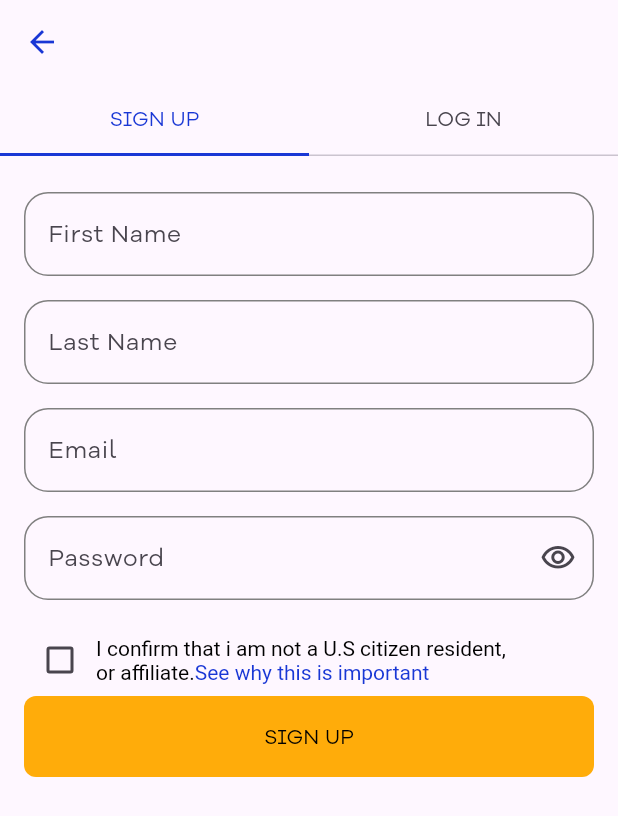
After one commit to vrshah00007/omega_flutter_app, a Flutter app: the screen it shows after launch, after a tap on "LET’S GET STARTED", on a phone screen of 412 x 824 dp. The commit adds this screen. Shown: the top 816 px of the screen. Run offline on Flutter 3.47's test engine with Material 2 defaults, Android fonts, the phone set to English and light mode, and no system bars; our stand-ins replace connectivity_plus, get, shared_preferences.

Commit message:
sign up screen tabular complete sign up screen tab screen completed

```diff
--- a/lib/main.dart
+++ b/lib/main.dart
@@ -17,7 +17,7 @@ class MyApp extends StatelessWidget {
   Widget build(BuildContext context) {
     return GetMaterialApp(
       debugShowCheckedModeBanner: false,
-      title: 'Flutter Demo',
+      title: 'Omega',
       theme: ThemeData(
         colorScheme: ColorScheme.fromSeed(seedColor: Colors.deepPurple),
         useMaterial3: true,
--- a/lib/screens/get_started/view/get_started_screen.dart
+++ b/lib/screens/get_started/view/get_started_screen.dart
@@ -1,5 +1,6 @@
 import 'package:flutter/material.dart';
 import 'package:get/get.dart';
+import 'package:omega_flutter_app/screens/sign_in_screen/view/sign_in_screen.dart';
 
 import '../../../utils/color_const.dart';
 import '../../../utils/custom_widgets/custom_button.dart';
@@ -27,13 +28,18 @@ class GetStartedScreen extends StatelessWidget {
                 style: TextStyle(
                   fontSize: 14,
                 )),
-            SizedBox(
+            const SizedBox(
               height: 10,
             ),
             SizedBox(
               width: Get.width,
               height: 48,
               child: CustomButton(
+                clickCallback: () {
+                  Get.to(
+                    () => const SignInScreen(),
+                  );
+                },
                 title: 'LET’S GET STARTED',
                 textColor: Colors.black,
                 color: yellowButtonColor,
--- /dev/null
+++ b/lib/screens/sign_in_screen/controller/sign_up_controller.dart
@@ -0,0 +1,5 @@
+import 'package:get/get.dart';
+
+class SignUpController extends GetxController{
+  RxBool isChecked = false.obs;
+}
--- /dev/null
+++ b/lib/screens/sign_in_screen/view/login_widget.dart
@@ -0,0 +1,12 @@
+import 'package:flutter/cupertino.dart';
+
+class LoginWidget extends StatelessWidget {
+  const LoginWidget({Key? key}) : super(key: key);
+
+  @override
+  Widget build(BuildContext context) {
+    return ListView(
+      shrinkWrap: true,
+    );
+  }
+}
--- /dev/null
+++ b/lib/screens/sign_in_screen/view/sign_in_screen.dart
@@ -0,0 +1,44 @@
+import 'package:flutter/material.dart';
+import 'package:omega_flutter_app/screens/sign_in_screen/view/sign_up_widget.dart';
+import 'package:omega_flutter_app/utils/color_const.dart';
+
+import 'login_widget.dart';
+
+class SignInScreen extends StatelessWidget {
+  const SignInScreen({Key? key}) : super(key: key);
+
+  @override
+  Widget build(BuildContext context) {
+    return DefaultTabController(
+      initialIndex: 0,
+      length: 2,
+      child: Scaffold(
+        appBar: AppBar(
+          leading: IconButton(
+              onPressed: () {},
+              icon: Icon(
+                Icons.arrow_back,
+                color: blueColor,
+              )),
+          bottom: TabBar(
+            labelColor: blueColor,
+            // dividerColor: blueColor,
+            indicatorColor: blueColor,
+
+            indicatorSize: TabBarIndicatorSize.tab,
+            tabs: const [
+              Tab(child: Text("SIGN UP")),
+              Tab(child: Text("LOG IN")),
+            ],
+          ),
+        ),
+        body: TabBarView(
+          children: <Widget>[
+            SignUpWidget(),
+            LoginWidget(),
+          ],
+        ),
+      ),
+    );
+  }
+}
--- /dev/null
+++ b/lib/screens/sign_in_screen/view/sign_up_widget.dart
@@ -0,0 +1,103 @@
+import 'package:flutter/cupertino.dart';
+import 'package:flutter/material.dart';
+import 'package:get/get.dart';
+import 'package:omega_flutter_app/screens/sign_in_screen/controller/sign_up_controller.dart';
+import 'package:omega_flutter_app/utils/color_const.dart';
+import 'package:omega_flutter_app/utils/custom_textform_filed.dart';
+import 'package:omega_flutter_app/utils/custom_widgets/custom_button.dart';
+
+class SignUpWidget extends StatelessWidget {
+  SignUpWidget({Key? key}) : super(key: key);
+  final signUpController = Get.put(SignUpController());
+
+  @override
+  Widget build(BuildContext context) {
+    return Padding(
+      padding: const EdgeInsets.symmetric(horizontal: 16, vertical: 24),
+      child: ListView(
+        shrinkWrap: true,
+        children: [
+          CustomTextFormField(
+            hintText: "First Name",
+            isPassword: false,
+          ),
+          const SizedBox(
+            height: 16,
+          ),
+          CustomTextFormField(
+            hintText: "Last Name",
+            isPassword: false,
+          ),
+          const SizedBox(
+            height: 16,
+          ),
+          CustomTextFormField(
+            hintText: "Email",
+            isPassword: false,
+          ),
+          const SizedBox(
+            height: 16,
+          ),
+          CustomTextFormField(
+            hintText: "Password",
+            isPassword: true,
+          ),
+          const SizedBox(
+            height: 16,
+          ),
+          Row(
+            children: [
+              Obx(
+                () => Checkbox(
+                  activeColor: blueColor,
+                  value: signUpController.isChecked.value,
+                  onChanged: (value) {
+                    signUpController.isChecked.value = value!;
+                  },
+                ),
+              ),
+              Column(
+                crossAxisAlignment: CrossAxisAlignment.start,
+                mainAxisAlignment: MainAxisAlignment.start,
+                children: [
+                  SizedBox(
+                    width: Get.width * .7,
+                    child: RichText(
+                      text: TextSpan(
+                        text:
+                            'I confirm that i am not a U.S citizen resident, or affiliate.',
+                        style: const TextStyle(
+                          color: Colors.black,
+                        ),
+                        children: [
+                          TextSpan(
+                              text: "See why this is important",
+                              recognizer: TapAndPanGestureRecognizer()
+                                ..onTapDown = (details) {
+                                  print("lksjdj fkdhgjfgj");
+                                },
+                              style: TextStyle(
+                                color: blueColor,
+                              )),
+                        ],
+                      ),
+                    ),
+                  ),
+                ],
+              ),
+            ],
+          ),
+          SizedBox(
+            height: 54,
+            child: CustomButton(
+              title: "SIGN UP",
+              color: yellowButtonColor,
+              textColor: Colors.black,
+              clickCallback: () {},
+            ),
+          )
+        ],
+      ),
+    );
+  }
+}
--- a/lib/utils/color_const.dart
+++ b/lib/utils/color_const.dart
@@ -1,3 +1,5 @@
 import 'package:flutter/material.dart';
 
 Color yellowButtonColor = const Color(0xFFFFAC0A);
+Color blueColor = const Color(0xFF1937D5);
+Color borderGreyColor = const Color(0xFF808080);
--- /dev/null
+++ b/lib/utils/custom_textform_filed.dart
@@ -0,0 +1,53 @@
+import 'package:flutter/material.dart';
+import 'package:get/get.dart';
+
+import 'color_const.dart';
+
+class CustomTextFormField extends StatelessWidget {
+  String hintText;
+  bool? isPassword;
+
+  CustomTextFormField({
+    Key? key,
+    required this.hintText,
+    this.isPassword,
+  }) : super(key: key);
+  final RxBool _showPassword = true.obs;
+
+  @override
+  Widget build(BuildContext context) {
+    return Obx(() {
+      print(_showPassword.value);
+      return TextFormField(
+        obscureText: (isPassword != null && isPassword == true)
+            ? _showPassword.value
+            : false,
+        decoration: InputDecoration(
+          // contentPadding: EdgeInsets.symmetric(vertical: 12, horizontal: 12),
+          border: InputBorder.none,
+          suffixIcon: (isPassword != null && isPassword!)
+              ? IconButton(
+                  onPressed: () {
+                    _showPassword.value = !_showPassword.value;
+                  },
+                  icon: (_showPassword.value)
+                      ? const Icon(
+                          Icons.visibility_outlined,
+                        )
+                      : const Icon(Icons.visibility_off_outlined))
+              : null,
+          hintText: hintText,
+          enabledBorder: buildOutlineInputBorder(),
+          disabledBorder: buildOutlineInputBorder(),
+          errorBorder: buildOutlineInputBorder(),
+          focusedBorder: buildOutlineInputBorder(),
+          focusedErrorBorder: buildOutlineInputBorder(),
+        ),
+      );
+    });
+  }
+
+  OutlineInputBorder buildOutlineInputBorder() => OutlineInputBorder(
+      borderRadius: BorderRadius.circular(16),
+      borderSide: BorderSide(color: borderGreyColor));
+}
```
